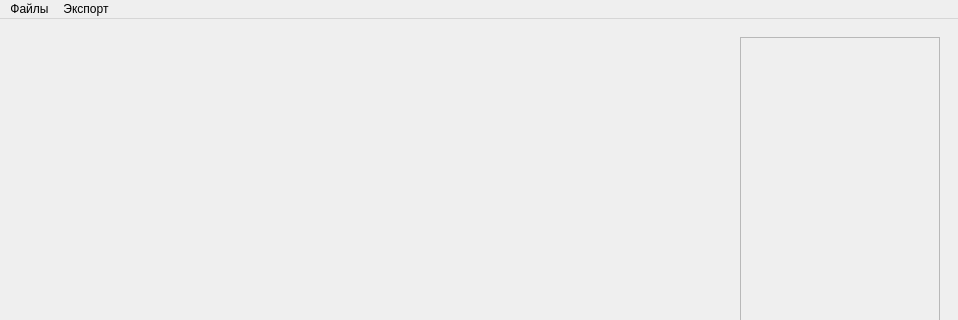
Above: ui/log_input_form.ui from CheckListHW/InputLogs before the change; both pictures show x 0 to 958 and y 0 to 320 of the 958 by 699 pixel window. Below: the same form after it.
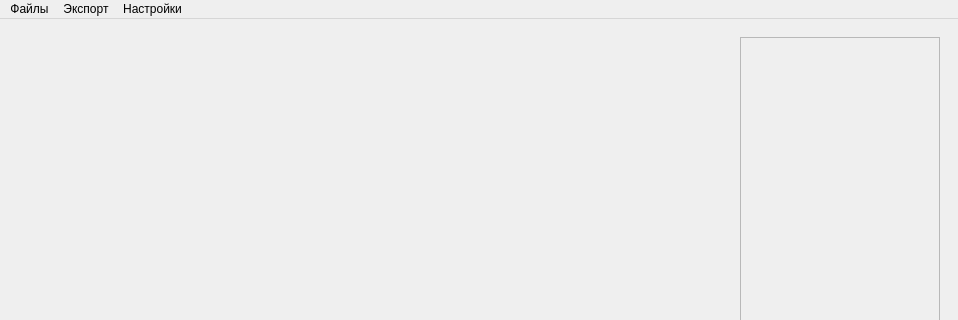
That is the form after the change.

Diff of the .ui file:
```diff
--- a/ui/log_input_form.ui
+++ b/ui/log_input_form.ui
@@ -193,8 +193,15 @@
     <addaction name="actionXLSX"/>
     <addaction name="actionTNavigator_inc"/>
    </widget>
+   <widget class="QMenu" name="menu_3">
+    <property name="title">
+     <string>Настройки</string>
+    </property>
+    <addaction name="exportSettingsAction"/>
+   </widget>
    <addaction name="menu"/>
    <addaction name="menu_2"/>
+   <addaction name="menu_3"/>
   </widget>
   <widget class="QStatusBar" name="statusbar"/>
   <action name="openFileAction">
```
Left out of the diff: 5 changed lines with no effect on the pictures.
